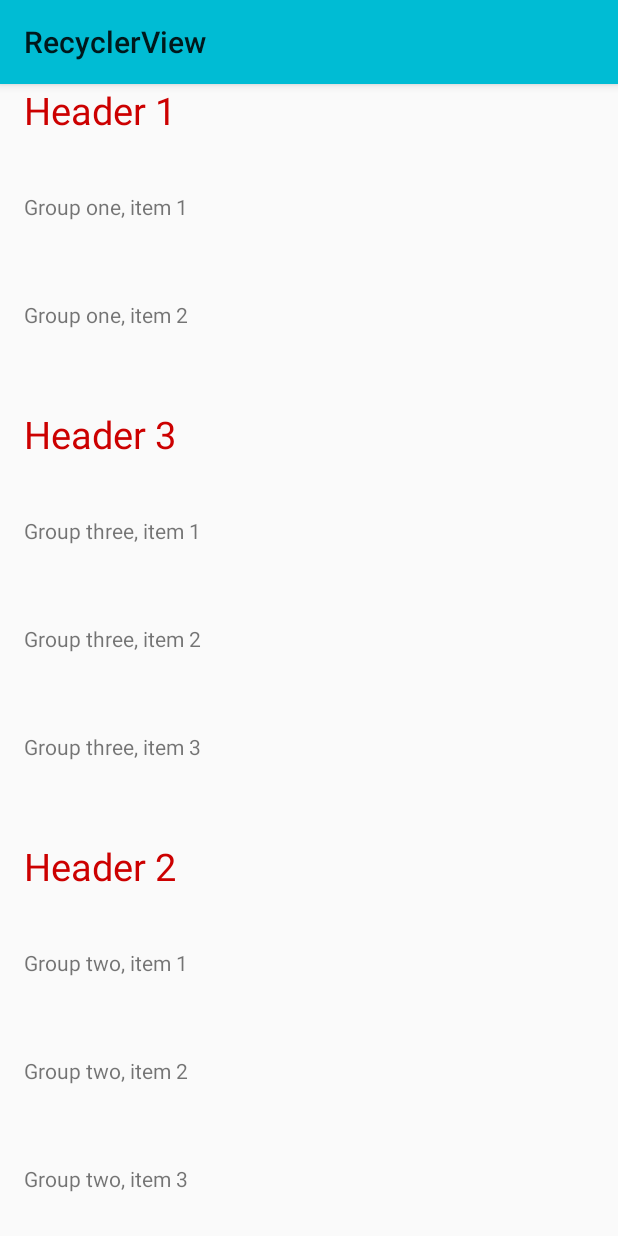
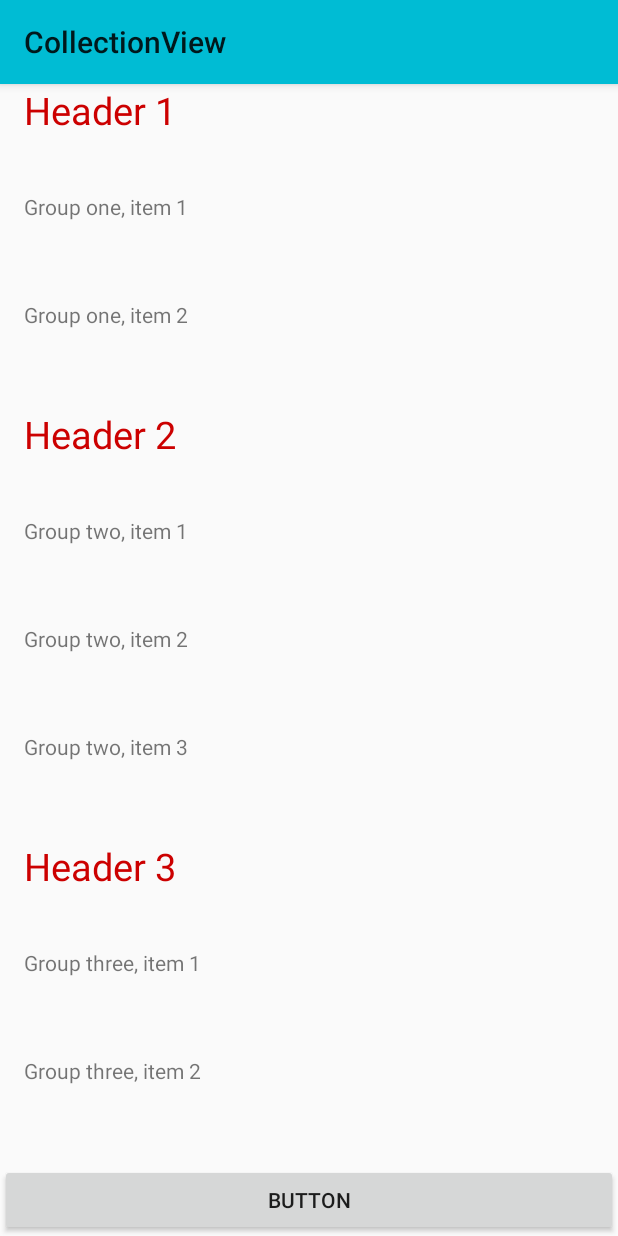
Before and after one commit to Ericliu001/CollectionView, an Android app: the screen it shows after launch (MainActivity), on a phone screen of 412 x 824 dp. Run offline under Robolectric (Android 15) with nearby library versions, the phone set to English and light mode, and no system bars.

Commit message:
minior fixes

```diff
--- a/Application/src/main/java/com/example/collectionview/ui/MainActivity.java
+++ b/Application/src/main/java/com/example/collectionview/ui/MainActivity.java
@@ -44,6 +44,7 @@ public class MainActivity extends Activity implements CollectionViewCallbacks<St
 
 
     private CollectionView mCollectionView;
+    private CollectionView.Inventory inventory;
 
     @Override
     protected void onCreate(Bundle savedInstanceState) {
@@ -53,7 +54,7 @@ public class MainActivity extends Activity implements CollectionViewCallbacks<St
         mCollectionView = (CollectionView) findViewById(R.id.collectionView);
 
 
-        CollectionView.Inventory inventory = new CollectionView.Inventory();
+        inventory = new CollectionView.Inventory();
 
         CollectionView.InventoryGroup group1 = new CollectionView.InventoryGroup(-2); // groupId is the smallest, displayed first
         group1.setHeaderItem("Header 1");
@@ -69,7 +70,7 @@ public class MainActivity extends Activity implements CollectionViewCallbacks<St
         inventory.addGroup(group2);
 
 
-        CollectionView.InventoryGroup group3 = new CollectionView.InventoryGroup(2); // 2 is smaller than 10, displayed second
+        CollectionView.InventoryGroup group3 = new CollectionView.InventoryGroup(12); // 2 is smaller than 10, displayed second
         group3.setHeaderItem("Header 3");
         group3.addItem("Group three, item 1");
         group3.addItem("Group three, item 2");
@@ -79,6 +80,17 @@ public class MainActivity extends Activity implements CollectionViewCallbacks<St
         mCollectionView.setCollectionAdapter(this);
         mCollectionView.updateInventory(inventory);
 
+    }
+
+
+    public void onButtonClicked(View view) {
+        CollectionView.InventoryGroup groupx = new CollectionView.InventoryGroup(1);
+        groupx.setHeaderItem("Header x");
+        groupx.addItem("Group x, item 1");
+        groupx.addItem("Group x, item 2");
+        groupx.addItem("Group x, item 3");
+        inventory.addGroup(groupx);
+        mCollectionView.updateInventory(inventory);
     }
 
 
@@ -102,12 +114,12 @@ public class MainActivity extends Activity implements CollectionViewCallbacks<St
 
     @Override
     public void bindCollectionHeaderView(Context context, RecyclerView.ViewHolder holder, String headerItem) {
-        ((MyViewHolder)holder).getTextView().setText((String)headerItem);
+        ((MyViewHolder) holder).getTextView().setText((String) headerItem);
     }
 
     @Override
     public void bindCollectionItemView(Context context, RecyclerView.ViewHolder holder, int groupId, Object item) {
-        ((MyViewHolder)holder).getTextView().setText((String)item);
+        ((MyViewHolder) holder).getTextView().setText((String) item);
     }
 
 
--- a/Application/src/main/res/layout/activity_main.xml
+++ b/Application/src/main/res/layout/activity_main.xml
@@ -22,9 +22,17 @@
 
     <com.example.collectionview.widget.CollectionView
         android:id="@+id/collectionView"
+        android:layout_weight="1"
         android:layout_width="match_parent"
         android:layout_height="match_parent">
 
     </com.example.collectionview.widget.CollectionView>
 
+    <Button
+        android:text="Button"
+        android:layout_width="match_parent"
+        android:layout_height="wrap_content"
+        android:onClick="onButtonClicked"
+        android:id="@+id/button"/>
+
 </LinearLayout>
--- a/Application/src/main/res/values/base-strings.xml
+++ b/Application/src/main/res/values/base-strings.xml
@@ -16,7 +16,7 @@
 -->
 
 <resources>
-    <string name="app_name">RecyclerView</string>
+    <string name="app_name">CollectionView</string>
     <string name="intro_message">
         <![CDATA[
 
```
Also changed, not shown: Application/src/main/java/com/example/collectionview/widget/CollectionView.java (+4 -3 lines), Application/src/main/java/com/example/collectionview/widget/ExpandableCollectionView.java (added, +27 -0 lines).
